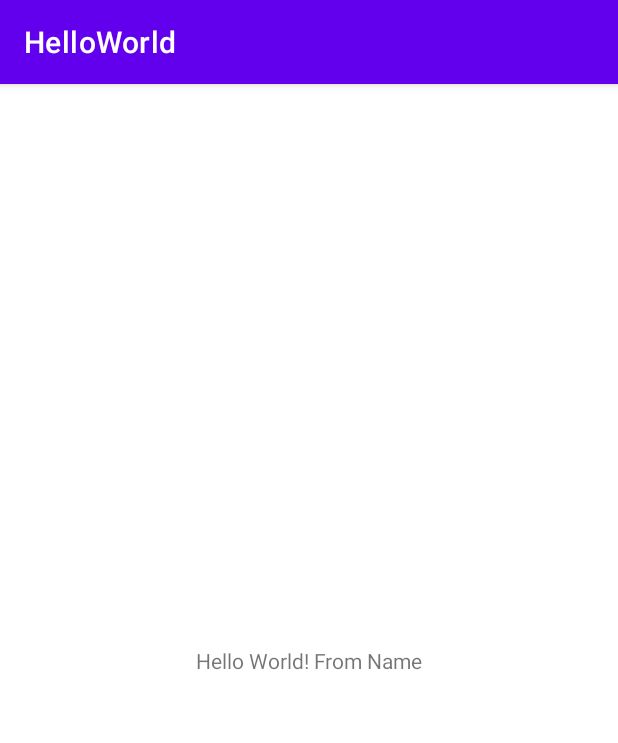
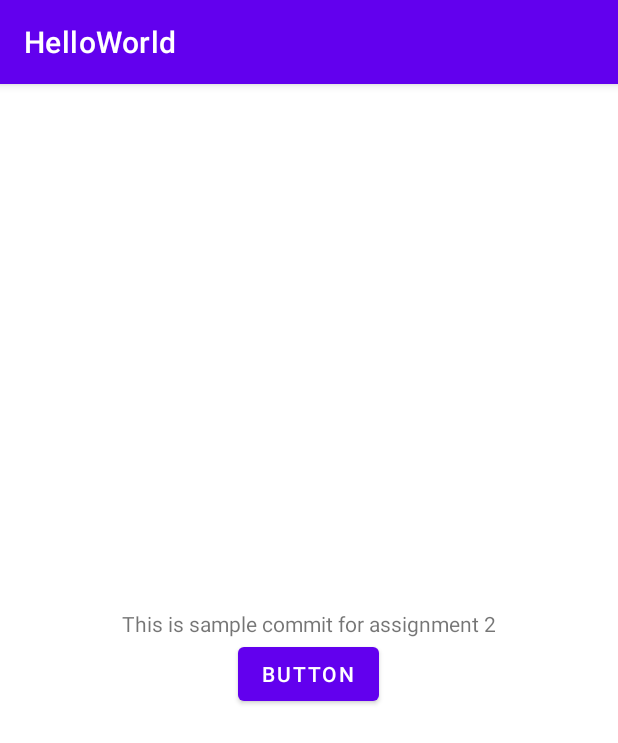
Before and after one commit to Mobile-Computing-Winter-2021/assignment0-vijayshekhar, an Android app: the screen it shows after launch (MainActivity), on a phone screen of 412 x 824 dp. Shown: the top 743 px of the screen. Run offline under Robolectric (Android 15) with nearby library versions, the phone set to English and light mode, and no system bars.

Commit message:
initial commit!

```diff
--- a/app/src/main/res/layout/activity_main.xml
+++ b/app/src/main/res/layout/activity_main.xml
@@ -1,18 +1,23 @@
-<?xml version="1.0" encoding="utf-8"?>
-<androidx.constraintlayout.widget.ConstraintLayout xmlns:android="http://schemas.android.com/apk/res/android"
-    xmlns:app="http://schemas.android.com/apk/res-auto"
+<LinearLayout android:layout_width="match_parent"
+    android:layout_height="match_parent"
+    xmlns:android="http://schemas.android.com/apk/res/android"
     xmlns:tools="http://schemas.android.com/tools"
-    android:layout_width="match_parent"
-    android:layout_height="match_parent"
-    tools:context=".MainActivity">
+    android:orientation="vertical"
+    android:gravity="center"
+    tools:ignore= "HardcodedText">
 
     <TextView
         android:layout_width="wrap_content"
         android:layout_height="wrap_content"
-        android:text="@string/greeting_text"
-        app:layout_constraintBottom_toBottomOf="parent"
-        app:layout_constraintLeft_toLeftOf="parent"
-        app:layout_constraintRight_toRightOf="parent"
-        app:layout_constraintTop_toTopOf="parent" />
+        android:gravity="center"
+        android:text="This is sample commit for assignment 2" />
 
-</androidx.constraintlayout.widget.ConstraintLayout>
+    <Button
+        android:id="@+id/button"
+        android:layout_width="wrap_content"
+        android:layout_height="wrap_content"
+        android:gravity="center"
+        android:text="Button"
+        />
+
+</LinearLayout>
```
